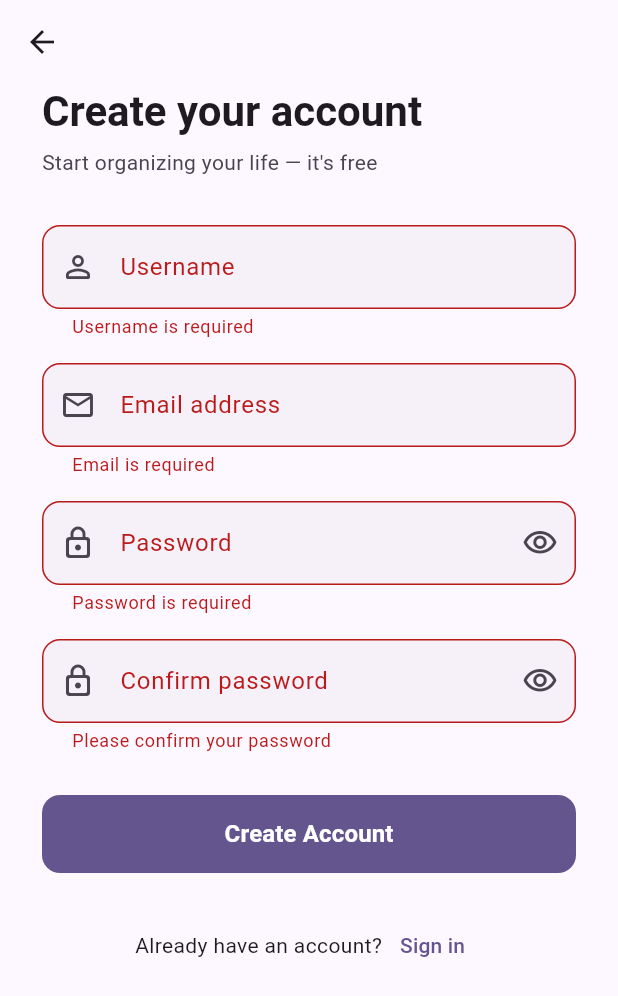
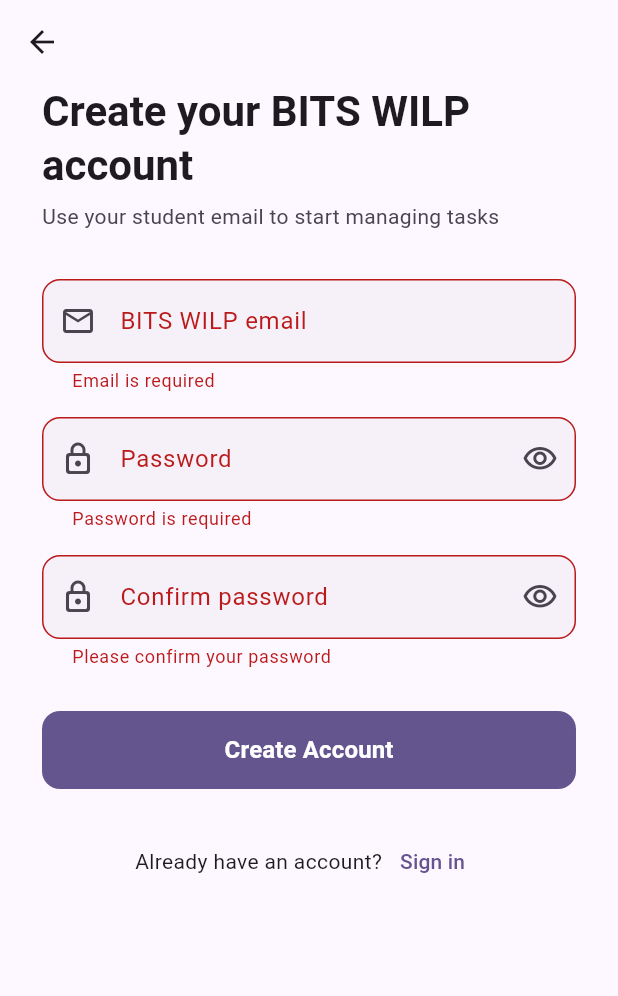
Before and after one commit to krishnadev-ss/flutter-task-manager-back4app, a Flutter app: the RegisterScreen screen opened by its route, after a tap on "Create Account", on a phone screen of 412 x 824 dp. Shown: the top 996 px of the screen. Run offline on Flutter 3.47's test engine with Material 3 defaults, Android fonts, the light colour scheme and no system bars; our stand-ins replace parse_server_sdk_flutter; accounts and stored records are empty.

Commit message:
changed auth for email as primary

```diff
--- a/lib/models/user_model.dart
+++ b/lib/models/user_model.dart
@@ -21,11 +21,11 @@
   }
 
   /// Returns the display name — falls back to email prefix if username is blank.
-  String get displayName =>
-      username.isNotEmpty ? username : email.split('@').first;
+  String get displayName => username.isNotEmpty && username != email
+      ? username
+      : email.split('@').first;
 
   /// Returns the first letter of [displayName] in upper case (avatar initial).
-  String get initial => displayName.isNotEmpty
-      ? displayName[0].toUpperCase()
-      : '?';
+  String get initial =>
+      displayName.isNotEmpty ? displayName[0].toUpperCase() : '?';
 }
--- a/lib/providers/auth_provider.dart
+++ b/lib/providers/auth_provider.dart
@@ -48,7 +48,6 @@
   // ─── Sign-up ──────────────────────────────────────────────────────────────
 
   Future<bool> signUp({
-    required String username,
     required String email,
     required String password,
   }) async {
@@ -56,7 +55,6 @@
 
     try {
       _currentUser = await _authService.signUp(
-        username: username,
         email: email,
         password: password,
       );
@@ -76,14 +74,14 @@
   // ─── Login ────────────────────────────────────────────────────────────────
 
   Future<bool> login({
-    required String username,
+    required String email,
     required String password,
   }) async {
     _beginLoading();
 
     try {
       _currentUser = await _authService.login(
-        username: username,
+        email: email,
         password: password,
       );
       _status = AuthStatus.authenticated;
--- a/lib/screens/login_screen.dart
+++ b/lib/screens/login_screen.dart
@@ -16,13 +16,13 @@
 
 class _LoginScreenState extends State<LoginScreen> {
   final _formKey = GlobalKey<FormState>();
-  final _usernameCtrl = TextEditingController();
+  final _emailCtrl = TextEditingController();
   final _passwordCtrl = TextEditingController();
   bool _obscurePassword = true;
 
   @override
   void dispose() {
-    _usernameCtrl.dispose();
+    _emailCtrl.dispose();
     _passwordCtrl.dispose();
     super.dispose();
   }
@@ -33,7 +33,7 @@
 
     final auth = context.read<AuthProvider>();
     final ok = await auth.login(
-      username: _usernameCtrl.text.trim(),
+      email: _emailCtrl.text.trim(),
       password: _passwordCtrl.text,
     );
 
@@ -54,7 +54,8 @@
           content: Text(message),
           backgroundColor: Theme.of(context).colorScheme.error,
           behavior: SnackBarBehavior.floating,
-          shape: RoundedRectangleBorder(borderRadius: BorderRadius.circular(10)),
+          shape:
+              RoundedRectangleBorder(borderRadius: BorderRadius.circular(10)),
         ),
       );
   }
@@ -107,7 +108,7 @@
                     ),
                     const SizedBox(height: 8),
                     Text(
-                      'Sign in to continue managing your tasks',
+                      'Sign in with your BITS WILP email to continue',
                       style: textTheme.bodyMedium?.copyWith(
                         color: colorScheme.onSurfaceVariant,
                       ),
@@ -121,11 +122,12 @@
                       child: Column(
                         children: [
                           CustomTextField(
-                            controller: _usernameCtrl,
-                            label: 'Username',
-                            hint: 'Enter your username',
-                            prefixIcon: Icons.person_outline_rounded,
-                            validator: Validators.required('Username'),
+                            controller: _emailCtrl,
+                            label: 'BITS WILP email',
+                            hint: '2025tm93217@wilp.bits-pilani.ac.in',
+                            prefixIcon: Icons.email_outlined,
+                            validator: Validators.email,
+                            keyboardType: TextInputType.emailAddress,
                             textInputAction: TextInputAction.next,
                           ),
                           const SizedBox(height: 16),
@@ -177,8 +179,8 @@
                           style: textTheme.bodyMedium,
                         ),
                         TextButton(
-                          onPressed: () =>
-                              Navigator.of(context).pushNamed(AppRoutes.register),
+                          onPressed: () => Navigator.of(context)
+                              .pushNamed(AppRoutes.register),
                           child: const Text('Sign up'),
                         ),
                       ],
--- a/lib/screens/register_screen.dart
+++ b/lib/screens/register_screen.dart
@@ -16,7 +16,6 @@
 
 class _RegisterScreenState extends State<RegisterScreen> {
   final _formKey = GlobalKey<FormState>();
-  final _usernameCtrl = TextEditingController();
   final _emailCtrl = TextEditingController();
   final _passwordCtrl = TextEditingController();
   final _confirmCtrl = TextEditingController();
@@ -25,7 +24,6 @@
 
   @override
   void dispose() {
-    _usernameCtrl.dispose();
     _emailCtrl.dispose();
     _passwordCtrl.dispose();
     _confirmCtrl.dispose();
@@ -38,7 +36,6 @@
 
     final auth = context.read<AuthProvider>();
     final ok = await auth.signUp(
-      username: _usernameCtrl.text.trim(),
       email: _emailCtrl.text.trim(),
       password: _passwordCtrl.text,
     );
@@ -60,7 +57,8 @@
           content: Text(message),
           backgroundColor: Theme.of(context).colorScheme.error,
           behavior: SnackBarBehavior.floating,
-          shape: RoundedRectangleBorder(borderRadius: BorderRadius.circular(10)),
+          shape:
+              RoundedRectangleBorder(borderRadius: BorderRadius.circular(10)),
         ),
       );
   }
@@ -87,14 +85,14 @@
                 children: [
                   // ── Header ──
                   Text(
-                    'Create your account',
+                    'Create your BITS WILP account',
                     style: textTheme.headlineMedium?.copyWith(
                       fontWeight: FontWeight.bold,
                     ),
                   ),
                   const SizedBox(height: 6),
                   Text(
-                    'Start organizing your life — it\'s free',
+                    'Use your student email to start managing tasks',
                     style: textTheme.bodyMedium?.copyWith(
                       color: colorScheme.onSurfaceVariant,
                     ),
@@ -107,18 +105,9 @@
                     child: Column(
                       children: [
                         CustomTextField(
-                          controller: _usernameCtrl,
-                          label: 'Username',
-                          hint: 'Choose a username (letters, numbers, _)',
-                          prefixIcon: Icons.person_outline_rounded,
-                          validator: Validators.username,
-                          textInputAction: TextInputAction.next,
-                        ),
-                        const SizedBox(height: 16),
-                        CustomTextField(
                           controller: _emailCtrl,
-                          label: 'Email address',
-                          hint: 'you@example.com',
+                          label: 'BITS WILP email',
+                          hint: '2025tm93217@wilp.bits-pilani.ac.in',
                           prefixIcon: Icons.email_outlined,
                           validator: Validators.email,
                           keyboardType: TextInputType.emailAddress,
@@ -169,8 +158,8 @@
                                   : Icons.visibility_off_outlined,
                               color: colorScheme.onSurfaceVariant,
                             ),
-                            onPressed: () =>
-                                setState(() => _obscureConfirm = !_obscureConfirm),
+                            onPressed: () => setState(
+                                () => _obscureConfirm = !_obscureConfirm),
                           ),
                         ),
                         const SizedBox(height: 28),
--- a/lib/services/auth_service.dart
+++ b/lib/services/auth_service.dart
@@ -7,11 +7,11 @@
   // ─── Sign-up ──────────────────────────────────────────────────────────────
 
   Future<UserModel> signUp({
-    required String username,
     required String email,
     required String password,
   }) async {
-    final user = ParseUser(username.trim(), password, email.trim().toLowerCase());
+    final normalizedEmail = _normalizeEmail(email);
+    final user = ParseUser(normalizedEmail, password, normalizedEmail);
     final response = await user.signUp();
 
     if (response.success && response.result != null) {
@@ -24,10 +24,10 @@
   // ─── Login ────────────────────────────────────────────────────────────────
 
   Future<UserModel> login({
-    required String username,
+    required String email,
     required String password,
   }) async {
-    final user = ParseUser(username.trim(), password, null);
+    final user = ParseUser(_normalizeEmail(email), password, null);
     final response = await user.login();
 
     if (response.success && response.result != null) {
@@ -75,6 +75,8 @@
 
   // ─── Helpers ──────────────────────────────────────────────────────────────
 
+  String _normalizeEmail(String email) => email.trim().toLowerCase();
+
   String _errorFrom(ParseResponse response) {
     if (response.error != null) {
       return response.error!.message;
--- a/lib/services/task_service.dart
+++ b/lib/services/task_service.dart
@@ -14,7 +14,7 @@
   /// [filterCompleted] restricts results to complete / incomplete tasks.
   Future<List<TaskModel>> getTasks({bool? filterCompleted}) async {
     final ParseUser? user = await ParseUser.currentUser() as ParseUser?;
-    if (user == null) throw TaskException('No authenticated user');
+    if (user == null) throw const TaskException('No authenticated user');
 
     final query = QueryBuilder<ParseObject>(ParseObject(_className))
       ..whereEqualTo('user', user)
@@ -41,7 +41,7 @@
 
   Future<TaskModel> createTask(TaskModel task) async {
     final ParseUser? user = await ParseUser.currentUser() as ParseUser?;
-    if (user == null) throw TaskException('No authenticated user');
+    if (user == null) throw const TaskException('No authenticated user');
 
     final parseObject = task.toParseObject(user: user);
 
@@ -64,7 +64,7 @@
 
   Future<TaskModel> updateTask(TaskModel task) async {
     if (task.objectId == null) {
-      throw TaskException('Cannot update a task without an objectId');
+      throw const TaskException('Cannot update a task without an objectId');
     }
 
     final parseObject = task.toParseObject();
--- a/lib/utils/validators.dart
+++ b/lib/utils/validators.dart
@@ -1,6 +1,8 @@
 /// Form field validators used across the app.
 class Validators {
   Validators._();
+
+  static const String _bitsWilpDomain = '@wilp.bits-pilani.ac.in';
 
   /// Returns a validator that fails if the field is empty.
   static String? Function(String?) required(String fieldName) {
@@ -12,32 +14,18 @@
     };
   }
 
-  /// Username: 3–30 chars, alphanumeric + underscores only.
-  static String? username(String? value) {
-    if (value == null || value.trim().isEmpty) {
-      return 'Username is required';
-    }
-    if (value.trim().length < 3) {
-      return 'Username must be at least 3 characters';
-    }
-    if (value.trim().length > 30) {
-      return 'Username must be 30 characters or fewer';
-    }
-    final validChars = RegExp(r'^[a-zA-Z0-9_]+$');
-    if (!validChars.hasMatch(value.trim())) {
-      return 'Only letters, numbers, and underscores are allowed';
-    }
-    return null;
-  }
-
-  /// Standard email format check.
+  /// BITS WILP email format + domain check.
   static String? email(String? value) {
     if (value == null || value.trim().isEmpty) {
       return 'Email is required';
     }
+    final normalizedValue = value.trim().toLowerCase();
     final emailRegex = RegExp(r'^[^@\s]+@[^@\s]+\.[^@\s]+$');
-    if (!emailRegex.hasMatch(value.trim())) {
+    if (!emailRegex.hasMatch(normalizedValue)) {
       return 'Enter a valid email address';
+    }
+    if (!normalizedValue.endsWith(_bitsWilpDomain)) {
+      return 'Use your BITS WILP email ending with $_bitsWilpDomain';
     }
     return null;
   }
```
Also changed, not shown: 2 other files.
